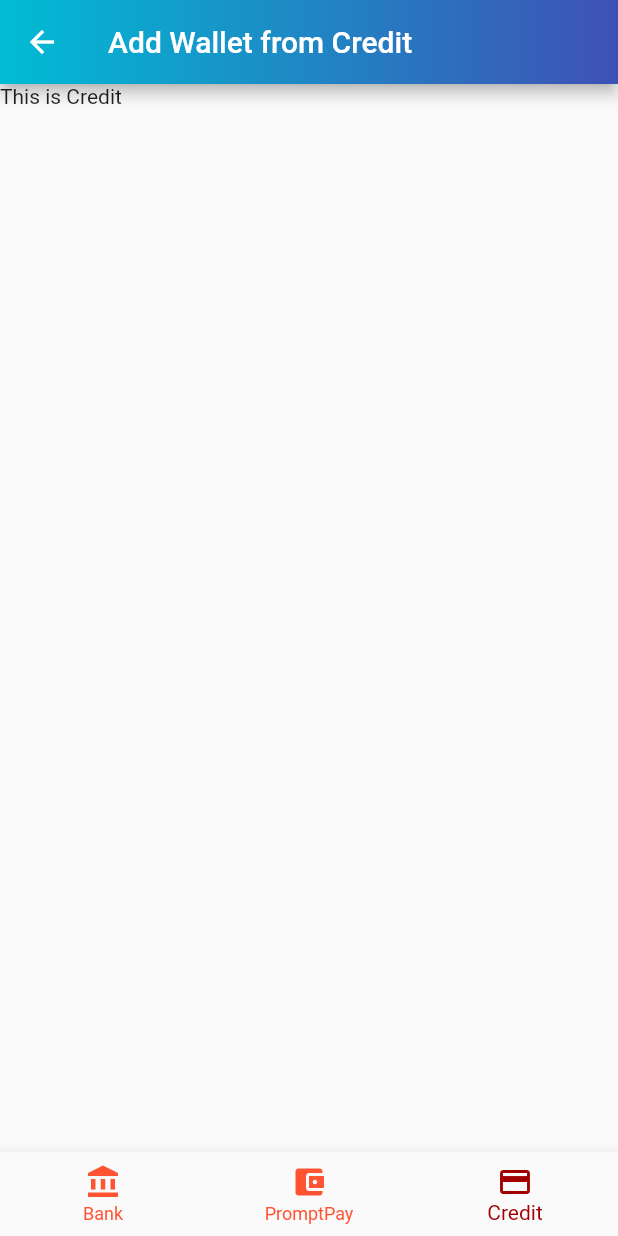
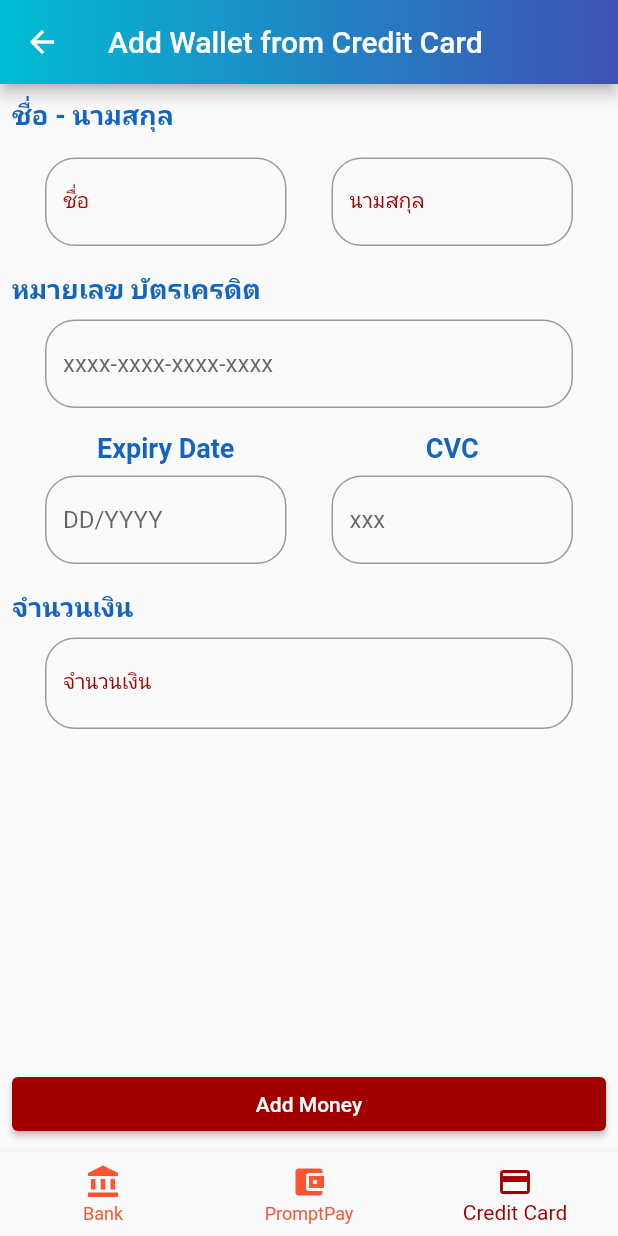
Before and after one commit to tanutsorn2522/shops1, a Flutter app: the AddWallet screen opened by its route, item 3 of the bottom bar chosen, on a phone screen of 412 x 824 dp. Run offline on Flutter 3.47's test engine with Material 2 defaults, Android fonts, the phone set to English and light mode, and no system bars; our stand-ins replace cached_network_image, dio, flutter_svg, geolocator, google_maps_flutter, image_picker and 2 more; missing offline and left inert: file_utils; accounts and stored records are empty; network calls fail.

Commit message:
Update credit

```diff
--- a/lib/body/credit.dart
+++ b/lib/body/credit.dart
@@ -1,4 +1,6 @@
 import 'package:flutter/material.dart';
+import 'package:shops/utility/my_constant.dart';
+import 'package:shops/widgets/show_title.dart';
 
 class Credit extends StatefulWidget {
   const Credit({Key? key}) : super(key: key);
@@ -8,10 +10,172 @@ class Credit extends StatefulWidget {
 }
 
 class _CreditState extends State<Credit> {
+  String? name, surname, idCard, expiryDateMouth, expiryDateYear, cvc, amount;
+
   @override
   Widget build(BuildContext context) {
     return Scaffold(
-      body: Text('This is Credit'),
+      body: GestureDetector(
+        onTap: () => FocusScope.of(context).requestFocus(FocusNode()),
+        behavior: HitTestBehavior.opaque,
+        child: Column(
+          crossAxisAlignment: CrossAxisAlignment.start,
+          children: [
+            buildTitle('ชื่อ - นามสกุล'),
+            buildNameSurname(),
+            buildTitle('หมายเลข บัตรเครดิต'),
+            formIdcard(),
+            buildExpiryCvc(),
+            buildTitle('จำนวนเงิน'),
+            formAmount(),
+            Spacer(),
+            buttonAddMoney(),
+          ],
+        ),
+      ),
+    );
+  }
+
+  Padding buttonAddMoney() {
+    return Padding(
+      padding: const EdgeInsets.all(8.0),
+      child: Container(
+        width: double.infinity,
+        child: ElevatedButton(
+          onPressed: () {
+            print('value idCard ==>> $idCard');
+          },
+          child: Text('Add Money'),
+        ),
+      ),
+    );
+  }
+
+  Container buildExpiryCvc() {
+    return Container(
+      margin: EdgeInsets.symmetric(vertical: 8),
+      child: Row(
+        children: [
+          buildSizebox(30),
+          Expanded(
+            child: Column(
+              children: [
+                buildTitle('Expiry Date'),
+                formExpiryDate(),
+              ],
+            ),
+          ),
+          buildSizebox(8),
+          Expanded(
+            child: Column(
+              children: [
+                buildTitle('CVC'),
+                formCVC(),
+              ],
+            ),
+          ),
+          buildSizebox(30),
+        ],
+      ),
+    );
+  }
+
+  Container buildNameSurname() {
+    return Container(
+      margin: EdgeInsets.symmetric(vertical: 8),
+      child: Row(
+        children: [
+          buildSizebox(30),
+          formName(),
+          buildSizebox(8),
+          formSurName(),
+          buildSizebox(30),
+        ],
+      ),
+    );
+  }
+
+  SizedBox buildSizebox(double width) {
+    return SizedBox(
+      width: 30,
+    );
+  }
+
+  Widget formIdcard() => Padding(
+        padding: const EdgeInsets.symmetric(horizontal: 30),
+        child: TextFormField(
+          onChanged: (value) {
+            idCard = value.trim();
+            //print('value idCard ==>> $value');
+          },
+          keyboardType: TextInputType.number,
+          decoration: InputDecoration(
+            hintText: 'xxxx-xxxx-xxxx-xxxx',
+            border: OutlineInputBorder(borderRadius: BorderRadius.circular(20)),
+          ),
+        ),
+      );
+
+  Widget formAmount() => Padding(
+        padding: const EdgeInsets.symmetric(horizontal: 30),
+        child: TextFormField(
+          keyboardType: TextInputType.number,
+          decoration: InputDecoration(
+            suffix: ShowTitle(
+              title: 'THB.',
+              textStyle: MyConstant().h2Style(),
+            ),
+            label: ShowTitle(title: 'จำนวนเงิน'),
+            border: OutlineInputBorder(borderRadius: BorderRadius.circular(20)),
+          ),
+        ),
+      );
+
+  Widget formExpiryDate() => TextFormField(
+        keyboardType: TextInputType.number,
+        decoration: InputDecoration(
+          hintText: 'DD/YYYY',
+          border: OutlineInputBorder(borderRadius: BorderRadius.circular(20)),
+        ),
+      );
+
+  Widget formCVC() => TextFormField(
+        keyboardType: TextInputType.number,
+        decoration: InputDecoration(
+          hintText: 'xxx',
+          border: OutlineInputBorder(borderRadius: BorderRadius.circular(20)),
+        ),
+      );
+
+  Widget formName() => Expanded(
+        child: TextFormField(
+          decoration: InputDecoration(
+            label: ShowTitle(
+              title: 'ชื่อ',
+            ),
+            border: OutlineInputBorder(borderRadius: BorderRadius.circular(20)),
+          ),
+        ),
+      );
+
+  Widget formSurName() => Expanded(
+        child: TextFormField(
+          decoration: InputDecoration(
+            label: ShowTitle(
+              title: 'นามสกุล',
+            ),
+            border: OutlineInputBorder(borderRadius: BorderRadius.circular(20)),
+          ),
+        ),
+      );
+
+  Widget buildTitle(String title) {
+    return Padding(
+      padding: const EdgeInsets.all(8.0),
+      child: ShowTitle(
+        title: title,
+        textStyle: MyConstant().h2BlueStyle(),
+      ),
     );
   }
 }
--- a/lib/states/add_wallet.dart
+++ b/lib/states/add_wallet.dart
@@ -22,7 +22,7 @@ class _AddWalletState extends State<AddWallet> {
     Icons.account_balance_wallet,
     Icons.credit_card,
   ];
-  List<String> titles = ['Bank', 'PromptPay', 'Credit'];
+  List<String> titles = ['Bank', 'PromptPay', 'Credit Card'];
   int indexPosition = 0;
   List<BottomNavigationBarItem> bottomNavigationBarItems = [];
 
--- a/pubspec.yaml
+++ b/pubspec.yaml
@@ -46,6 +46,7 @@ dependencies:
   convert: ^3.0.1
   flutter_svg: ^1.0.3
   file_utils: ^1.0.1
+  mask_text_input_formatter: ^2.1.0
 
 dev_dependencies:
   flutter_test:
```
Also changed, not shown: pubspec.lock.
